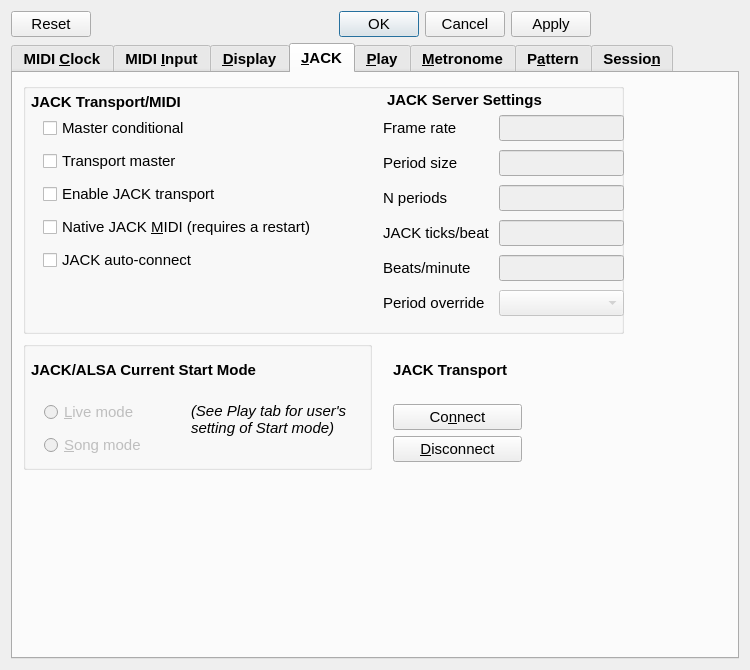
The window that seq_qt5/forms/qseditoptions.ui (ahlstromcj/seq66) describes before a commit, drawn with Qt 5.
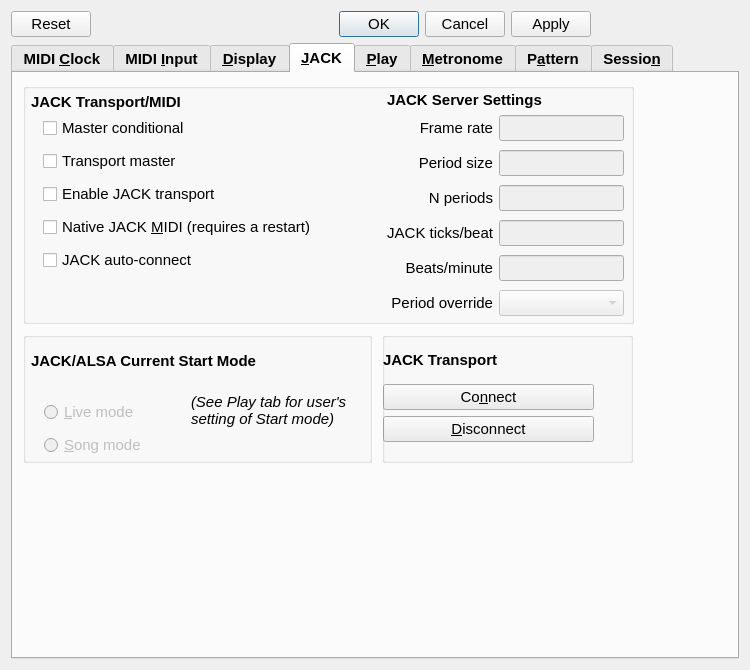
The same window after the commit. The open tabs and pages were chosen to show the change.

Diff of the .ui file:
```diff
--- a/seq_qt5/forms/qseditoptions.ui
+++ b/seq_qt5/forms/qseditoptions.ui
@@ -1563,8 +1563,8 @@
         <rect>
          <x>10</x>
          <y>10</y>
-         <width>601</width>
-         <height>251</height>
+         <width>611</width>
+         <height>241</height>
         </rect>
        </property>
        <property name="title">
@@ -1629,6 +1629,9 @@
            <property name="text">
             <string>Frame rate</string>
            </property>
+           <property name="alignment">
+            <set>Qt::AlignRight|Qt::AlignTrailing|Qt::AlignVCenter</set>
+           </property>
           </widget>
          </item>
          <item row="0" column="1">
@@ -1659,6 +1662,9 @@
            <property name="text">
             <string>Period size</string>
            </property>
+           <property name="alignment">
+            <set>Qt::AlignRight|Qt::AlignTrailing|Qt::AlignVCenter</set>
+           </property>
           </widget>
          </item>
          <item row="1" column="1">
@@ -1691,6 +1697,9 @@
            <property name="text">
             <string>N periods</string>
            </property>
+           <property name="alignment">
+            <set>Qt::AlignRight|Qt::AlignTrailing|Qt::AlignVCenter</set>
+           </property>
           </widget>
          </item>
          <item row="2" column="1">
@@ -1723,6 +1732,9 @@
            <property name="text">
             <string>JACK ticks/beat</string>
            </property>
+           <property name="alignment">
+            <set>Qt::AlignRight|Qt::AlignTrailing|Qt::AlignVCenter</set>
+           </property>
           </widget>
          </item>
          <item row="3" column="1">
@@ -1753,6 +1765,9 @@
            <property name="text">
             <string>Beats/minute</string>
            </property>
+           <property name="alignment">
+            <set>Qt::AlignRight|Qt::AlignTrailing|Qt::AlignVCenter</set>
+           </property>
           </widget>
          </item>
          <item row="4" column="1">
@@ -1782,6 +1797,9 @@
            <property name="text">
             <string>Period override</string>
            </property>
+           <property name="alignment">
+            <set>Qt::AlignRight|Qt::AlignTrailing|Qt::AlignVCenter</set>
+           </property>
           </widget>
          </item>
          <item row="5" column="1">
@@ -1898,9 +1916,9 @@
        <property name="geometry">
         <rect>
          <x>10</x>
-         <y>268</y>
+         <y>259</y>
          <width>349</width>
-         <height>129</height>
+         <height>131</height>
         </rect>
        </property>
        <property name="title">
@@ -2001,13 +2019,13 @@
         </item>
        </layout>
       </widget>
-      <widget class="QWidget" name="">
+      <widget class="QWidget" name="layoutWidget">
        <property name="geometry">
         <rect>
-         <x>380</x>
+         <x>370</x>
          <y>268</y>
-         <width>129</width>
-         <height>121</height>
+         <width>211</width>
+         <height>101</height>
         </rect>
        </property>
        <layout class="QVBoxLayout" name="verticalLayout_3">
@@ -2052,6 +2070,19 @@
         </item>
        </layout>
       </widget>
+      <widget class="QGroupBox" name="groupBox">
+       <property name="geometry">
+        <rect>
+         <x>369</x>
+         <y>259</y>
+         <width>251</width>
+         <height>131</height>
+        </rect>
+       </property>
+       <property name="title">
+        <string/>
+       </property>
+      </widget>
      </widget>
      <widget class="QWidget" name="tabPlayOptions">
       <property name="toolTip">
```
Left out of the diff: 61 changed lines with no effect on the pictures.
